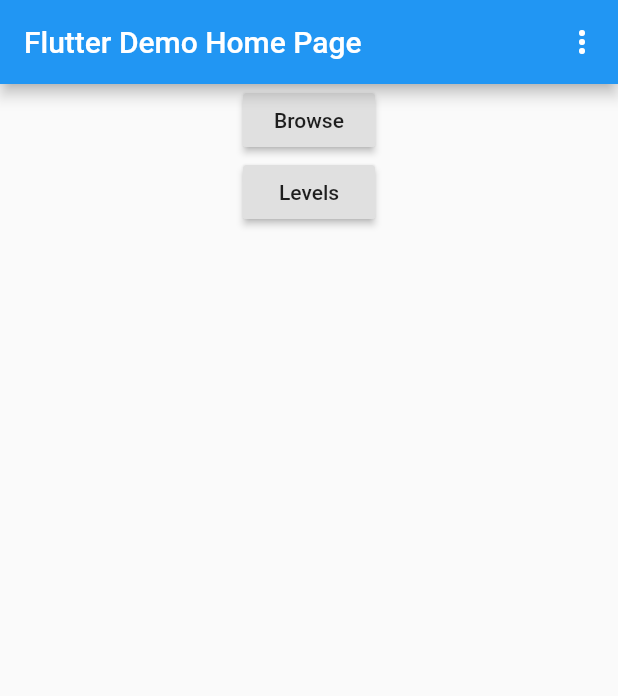
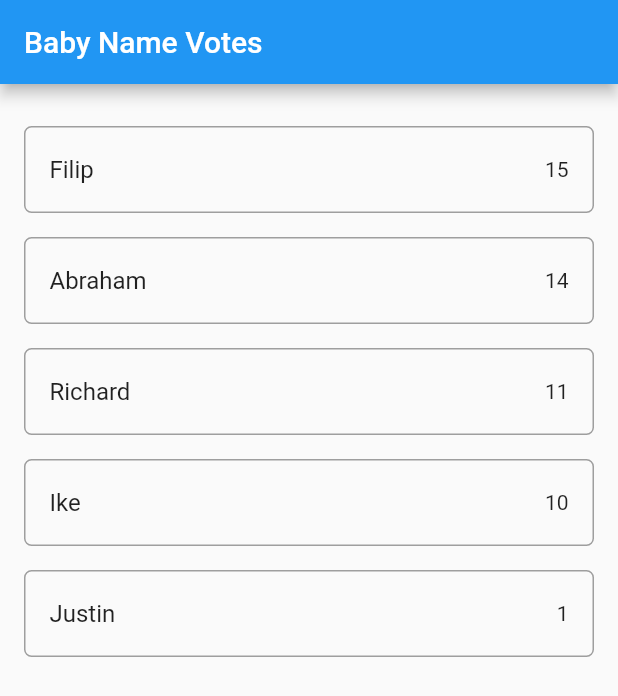
Before and after one commit to alice-0-kim/flutter-app, a Flutter app: the screen it shows after launch, on a phone screen of 412 x 824 dp. Shown: the top 696 px of the screen. Run offline on Flutter 3.47's test engine with Material 2 defaults, Android fonts, the phone set to English and light mode, and no system bars; our stand-ins replace cloud_firestore, flutter_tags; accounts and stored records are empty.

Commit message:
UI works!

```diff
--- a/lib/main.dart
+++ b/lib/main.dart
@@ -1,68 +1,89 @@
+import 'package:cloud_firestore/cloud_firestore.dart';
 import 'package:flutter/material.dart';
-import 'pages.dart';
-//import 'package:flutter/services.dart';
-//import 'package:flutter_tags/selectable_tags.dart';
-//import 'dart:math';
-//import 'routes.dart';
 
 void main() => runApp(MyApp());
+
+final dummySnapshot = [
+  {"name": "Filip", "votes": 15},
+  {"name": "Abraham", "votes": 14},
+  {"name": "Richard", "votes": 11},
+  {"name": "Ike", "votes": 10},
+  {"name": "Justin", "votes": 1},
+];
 
 class MyApp extends StatelessWidget {
   @override
   Widget build(BuildContext context) {
     return MaterialApp(
-      title: 'Flutter Demo',
-      theme: ThemeData(
-        primarySwatch: Colors.blue,
-      ),
-      home: MyHomePage(title: 'Flutter Demo Home Page'),
+      title: 'Baby Names',
+      home: MyHomePage(),
     );
   }
 }
 
 class MyHomePage extends StatefulWidget {
-  MyHomePage({Key key, this.title}) : super(key: key);
-
-  final String title;
-
   @override
-  _MyHomePageState createState() => _MyHomePageState();
+  _MyHomePageState createState() {
+    return _MyHomePageState();
+  }
 }
 
 class _MyHomePageState extends State<MyHomePage> {
   @override
   Widget build(BuildContext context) {
     return Scaffold(
-      appBar: AppBar(
-        title: Text(widget.title),
-        actions: <Widget>[
-          popupMenuButton(),
-        ],
-      ),
-      body: Container(
-        child: Center(
-          child: Column(
-            children: <Widget>[
-              Container(
-                child: RaisedButton(
-                  onPressed: () {
-                    Navigator.push(context, MaterialPageRoute(builder: (context) => BrowsePage(title: "Browse")));
-                  },
-                  child: Text('Browse'),
-                ),
-              ),
-              Container(
-                child: RaisedButton(
-                  onPressed: () {
-                    Navigator.push(context, MaterialPageRoute(builder: (context) => LevelsPage(title: "Levels")));
-                  },
-                  child: Text('Levels'),
-                ),
-              ),
-            ],
-          ),
+      appBar: AppBar(title: Text('Baby Name Votes')),
+      body: _buildBody(context),
+    );
+  }
+
+  Widget _buildBody(BuildContext context) {
+    // TODO: get actual snapshot from Cloud Firestore
+    return _buildList(context, dummySnapshot);
+  }
+
+  Widget _buildList(BuildContext context, List<Map> snapshot) {
+    return ListView(
+      padding: const EdgeInsets.only(top: 20.0),
+      children: snapshot.map((data) => _buildListItem(context, data)).toList(),
+    );
+  }
+
+  Widget _buildListItem(BuildContext context, Map data) {
+    final record = Record.fromMap(data);
+
+    return Padding(
+      key: ValueKey(record.name),
+      padding: const EdgeInsets.symmetric(horizontal: 16.0, vertical: 8.0),
+      child: Container(
+        decoration: BoxDecoration(
+          border: Border.all(color: Colors.grey),
+          borderRadius: BorderRadius.circular(5.0),
+        ),
+        child: ListTile(
+          title: Text(record.name),
+          trailing: Text(record.votes.toString()),
+          onTap: () => print(record),
         ),
       ),
     );
   }
 }
+
+class Record {
+  final String name;
+  final int votes;
+  final DocumentReference reference;
+
+  Record.fromMap(Map<String, dynamic> map, {this.reference})
+      : assert(map['name'] != null),
+        assert(map['votes'] != null),
+        name = map['name'],
+        votes = map['votes'];
+
+  Record.fromSnapshot(DocumentSnapshot snapshot)
+      : this.fromMap(snapshot.data, reference: snapshot.reference);
+
+  @override
+  String toString() => "Record<$name:$votes>";
+}
--- a/pubspec.yaml
+++ b/pubspec.yaml
@@ -19,7 +19,8 @@ environment:
 dependencies:
   flutter:
     sdk: flutter
-  firebase_core: ^0.4.0+3  # add dependency for Firebase Core
+#  firebase_core: ^0.4.0+3  # add dependency for Firebase Core
+  cloud_firestore: ^0.12.3
   flutter_tags: ^0.3.1
 
   # The following adds the Cupertino Icons font to your application.
```
Also changed, not shown: pubspec.lock, 1 other file.
